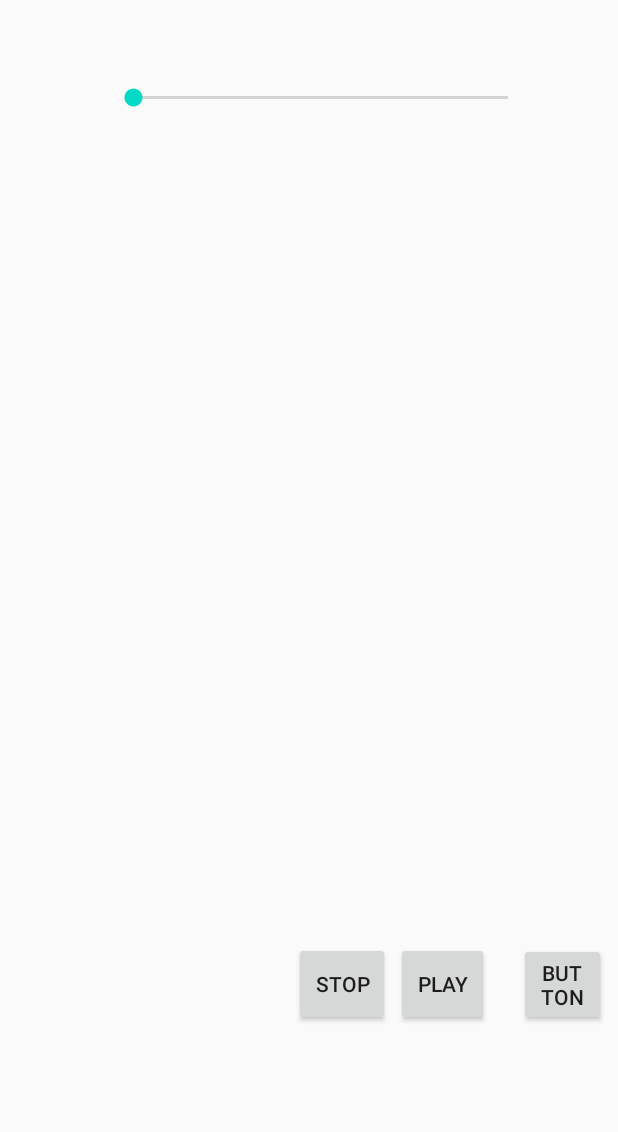
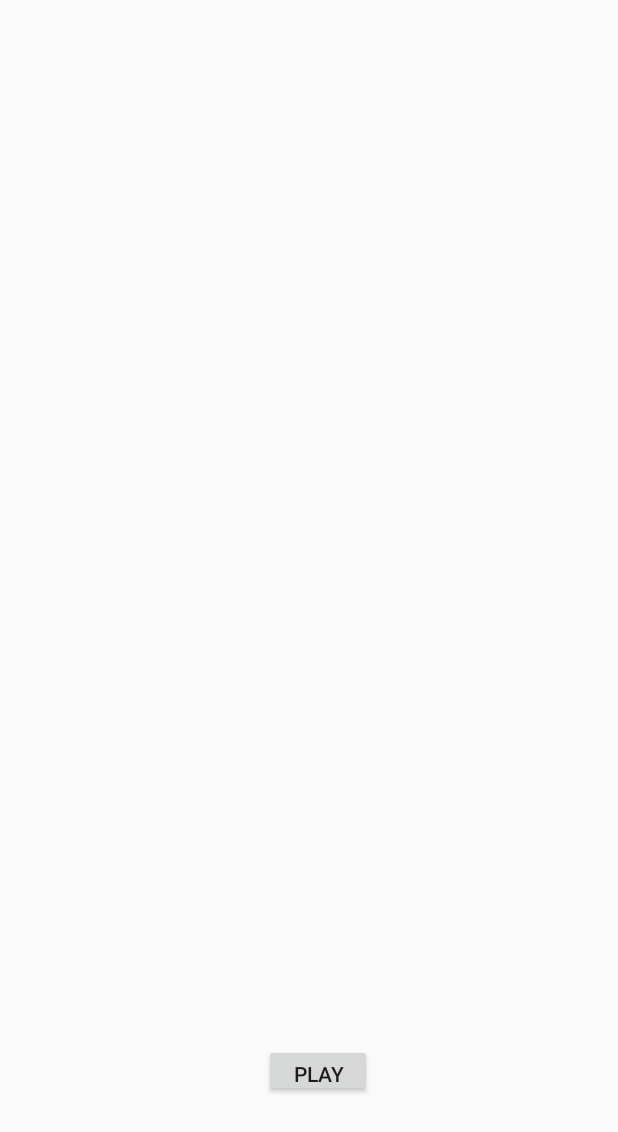
Before and after one commit to trushpatel97/Assignment9, an Android app: the layout fragment_book_details.xml on its own in the app's theme, with its tools: preview values and no code run, on a phone screen of 412 x 824 dp. Shown: the top 1132 px of the screen. Run offline under Robolectric (Android 15) with nearby library versions, the phone set to English and light mode, and no system bars.

Commit message:
Fixed the fragmentBookdetails.xml to follow the rubrics requirement of having play button seperately

```diff
--- a/app/src/main/res/layout/activity_main.xml
+++ b/app/src/main/res/layout/activity_main.xml
@@ -62,7 +62,6 @@
         android:id="@+id/pauseButton"
         android:layout_width="72dp"
         android:layout_height="35dp"
-
         android:text="Pause"
         app:layout_constraintBottom_toBottomOf="parent"
         app:layout_constraintEnd_toEndOf="parent"
--- a/app/src/main/res/layout/fragment_book_details.xml
+++ b/app/src/main/res/layout/fragment_book_details.xml
@@ -2,92 +2,40 @@
 <androidx.constraintlayout.widget.ConstraintLayout xmlns:android="http://schemas.android.com/apk/res/android"
     xmlns:app="http://schemas.android.com/apk/res-auto"
     xmlns:tools="http://schemas.android.com/tools"
-    android:id="@+id/bookDetailsLayout"
     android:layout_width="match_parent"
     android:layout_height="match_parent"
     tools:context=".BookDetailsFragment">
 
+    <TextView
+        android:id="@+id/authorTextView"
+        android:layout_width="wrap_content"
+        android:layout_height="wrap_content"
+        android:textSize="22sp"
+        app:layout_constraintEnd_toEndOf="parent"
+        app:layout_constraintStart_toStartOf="parent"
+        tools:layout_editor_absoluteY="75dp" />
+
     <ImageView
         android:id="@+id/coverImageView"
-        android:layout_width="267dp"
-        android:layout_height="471dp"
-        android:contentDescription="@string/image_of_book_cover"
+        android:layout_width="414dp"
+        android:layout_height="543dp"
+        android:layout_marginTop="16dp"
         app:layout_constraintBottom_toBottomOf="parent"
         app:layout_constraintEnd_toEndOf="parent"
+        app:layout_constraintHorizontal_bias="1.0"
         app:layout_constraintStart_toStartOf="parent"
-        app:layout_constraintTop_toTopOf="parent"
-        app:layout_constraintVertical_bias="0.269" />
+        app:layout_constraintTop_toBottomOf="@+id/authorTextView"
+        app:layout_constraintVertical_bias="0.0" />
 
-    <TextView
-        android:id="@+id/titleTextView"
-        android:layout_width="169dp"
-        android:layout_height="37dp"
-        android:layout_marginTop="95dp"
-        android:textSize="24sp"
-        app:layout_constraintBottom_toBottomOf="parent"
-        app:layout_constraintEnd_toEndOf="parent"
-        app:layout_constraintHorizontal_bias="0.066"
-        app:layout_constraintStart_toStartOf="parent"
-        app:layout_constraintTop_toTopOf="parent"
-        app:layout_constraintVertical_bias="0.856" />
 
-    <TextView
-        android:id="@+id/authorTextView"
-        android:layout_width="169dp"
-        android:layout_height="37dp"
-        android:textSize="24sp"
-        app:layout_constraintBottom_toBottomOf="parent"
-        app:layout_constraintEnd_toEndOf="@+id/button3"
-        app:layout_constraintHorizontal_bias="0.049"
-        app:layout_constraintStart_toStartOf="parent"
-        app:layout_constraintTop_toTopOf="parent"
-        app:layout_constraintVertical_bias="0.809" />
 
     <Button
-        android:id="@+id/stop"
-        android:layout_width="64dp"
-        android:layout_height="56dp"
-        android:text="Stop"
-        app:layout_constraintBottom_toBottomOf="parent"
+        android:id="@+id/playButton"
+        android:layout_width="72dp"
+        android:layout_height="35dp"
+        android:layout_marginTop="696dp"
+        android:layout_marginEnd="164dp"
+        android:text="Play"
         app:layout_constraintEnd_toEndOf="parent"
-        app:layout_constraintHorizontal_bias="0.563"
-        app:layout_constraintStart_toStartOf="parent"
-        app:layout_constraintTop_toTopOf="parent"
-        app:layout_constraintVertical_bias="0.818" />
-
-    <Button
-        android:id="@+id/button3"
-        android:layout_width="58dp"
-        android:layout_height="55dp"
-        android:text="Button"
-        app:layout_constraintBottom_toBottomOf="parent"
-        app:layout_constraintEnd_toEndOf="parent"
-        app:layout_constraintHorizontal_bias="0.977"
-        app:layout_constraintStart_toStartOf="parent"
-        app:layout_constraintTop_toTopOf="parent"
-        app:layout_constraintVertical_bias="0.818" />
-
-    <Button
-        android:id="@+id/Play"
-        android:layout_width="62dp"
-        android:layout_height="56dp"
-        android:text="Play"
-        app:layout_constraintBottom_toBottomOf="parent"
-        app:layout_constraintEnd_toEndOf="@+id/button3"
-        app:layout_constraintHorizontal_bias="0.772"
-        app:layout_constraintStart_toStartOf="parent"
-        app:layout_constraintTop_toTopOf="parent"
-        app:layout_constraintVertical_bias="0.818" />
-
-    <SeekBar
-        android:id="@+id/seekBar"
-        android:layout_width="282dp"
-        android:layout_height="22dp"
-        app:layout_constraintBottom_toBottomOf="parent"
-        app:layout_constraintEnd_toEndOf="parent"
-        app:layout_constraintHorizontal_bias="0.558"
-        app:layout_constraintStart_toStartOf="parent"
-        app:layout_constraintTop_toTopOf="parent"
-        app:layout_constraintVertical_bias="0.067" />
-
+        app:layout_constraintTop_toTopOf="parent" />
 </androidx.constraintlayout.widget.ConstraintLayout>
```
